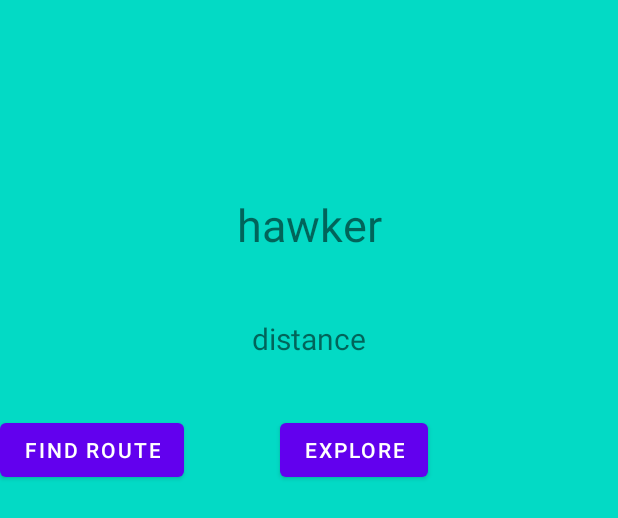
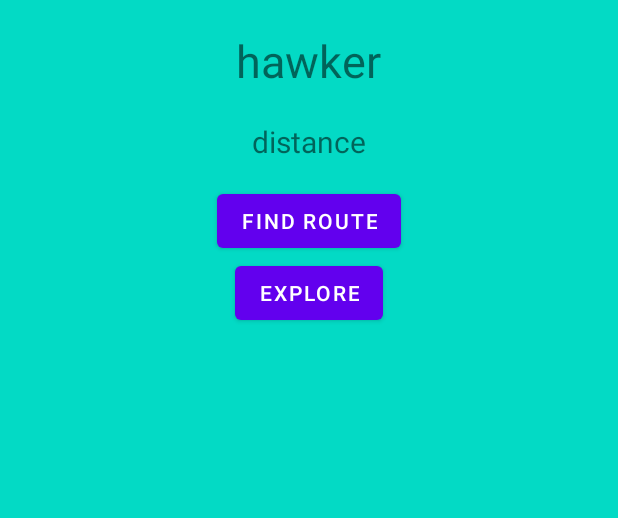
Before and after one commit to clteh21/mockmakanapp, an Android app: the layout fragment_bottom_scroll_map.xml on its own in the app's theme, with its tools: preview values and no code run, on a phone screen of 412 x 824 dp. Shown: the top 518 px of the screen. Run offline under Robolectric (Android 15) with nearby library versions, the light colour scheme and no system bars.

```diff
--- a/P2124702Assignment/app/src/main/res/layout/fragment_bottom_scroll_map.xml
+++ b/P2124702Assignment/app/src/main/res/layout/fragment_bottom_scroll_map.xml
@@ -6,67 +6,51 @@
     android:layout_height="match_parent"
     android:background="@color/teal_200">
 
-    <androidx.constraintlayout.widget.ConstraintLayout
-        android:id="@+id/constraintLayout"
+    <LinearLayout
         android:layout_width="match_parent"
-        android:layout_height="match_parent">
+        android:layout_height="match_parent"
+        android:orientation="vertical">
 
         <ImageView
                 android:id="@+id/hawkerImageView"
-            android:layout_width="wrap_content"
+                android:layout_width="match_parent"
                 android:layout_height="wrap_content"
-            android:maxHeight="300dp"
-            app:layout_constraintBottom_toTopOf="@+id/textViewHawker"
-            app:layout_constraintEnd_toEndOf="parent"
-            app:layout_constraintStart_toStartOf="parent"
-            app:layout_constraintTop_toTopOf="parent" />
+            android:layout_marginBottom="20dp"
+            android:layout_gravity="center_horizontal"/>
 
         <TextView
                 android:id="@+id/textViewHawker"
                 android:layout_width="wrap_content"
                 android:layout_height="wrap_content"
                 android:layout_gravity="center"
-            android:layout_marginBottom="42dp"
+                android:layout_marginBottom="20dp"
                 android:text="hawker"
-            android:textSize="30dp"
-            app:layout_constraintBottom_toTopOf="@+id/textViewDistance"
-            app:layout_constraintEnd_toEndOf="parent"
-            app:layout_constraintStart_toStartOf="parent"
-            app:layout_constraintTop_toTopOf="parent"
-            app:layout_constraintVertical_bias="1.0" />
+                android:textSize="30dp" />
 
         <TextView
                 android:id="@+id/textViewDistance"
                 android:layout_width="wrap_content"
                 android:layout_height="wrap_content"
                 android:layout_gravity="center"
-            android:layout_marginTop="212dp"
                 android:text="distance"
                 android:textSize="20dp"
-            app:layout_constraintEnd_toEndOf="parent"
-            app:layout_constraintStart_toStartOf="parent"
-            app:layout_constraintTop_toTopOf="parent" />
+            android:layout_marginBottom="15dp"/>
 
         <Button
                 android:id="@+id/find_route"
                 android:layout_width="wrap_content"
                 android:layout_height="wrap_content"
-            android:layout_marginTop="276dp"
                 android:text="Find route"
-            app:layout_constraintTop_toTopOf="parent"
-            tools:layout_editor_absoluteX="45dp" />
+                tools:layout_editor_absoluteX="45dp"
+            android:layout_gravity="center_horizontal"/>
 
         <Button
                 android:id="@+id/explore"
                 android:layout_width="wrap_content"
                 android:layout_height="wrap_content"
-            android:layout_marginStart="64dp"
-            android:layout_marginTop="276dp"
                 android:text="Explore"
-            app:layout_constraintStart_toEndOf="@+id/find_route"
-            app:layout_constraintTop_toTopOf="parent" />
-
-    </androidx.constraintlayout.widget.ConstraintLayout>
+                android:layout_gravity="center_horizontal"/>
+    </LinearLayout>
 
 
 </androidx.coordinatorlayout.widget.CoordinatorLayout>
```
Also changed, not shown: P2124702Assignment/app/src/main/java/com/example/p2124702assignment/BottomScrollMap.java (+51 -16 lines), P2124702Assignment/app/src/main/java/com/example/p2124702assignment/MapFragment.java (+25 -5 lines), P2124702Assignment/app/src/main/java/com/example/p2124702assignment/PicturestApp.java (+10 -1 lines), P2124702Assignment/app/src/main/res/layout/fragment_map.xml (+4 -11 lines). Lines whose indentation alone changed are shown as unchanged.
